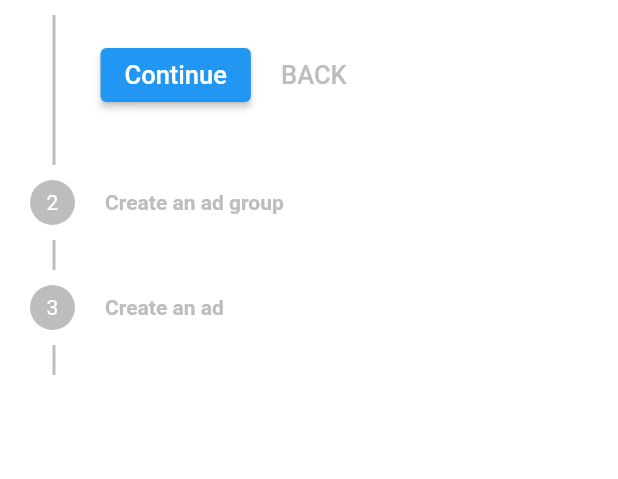
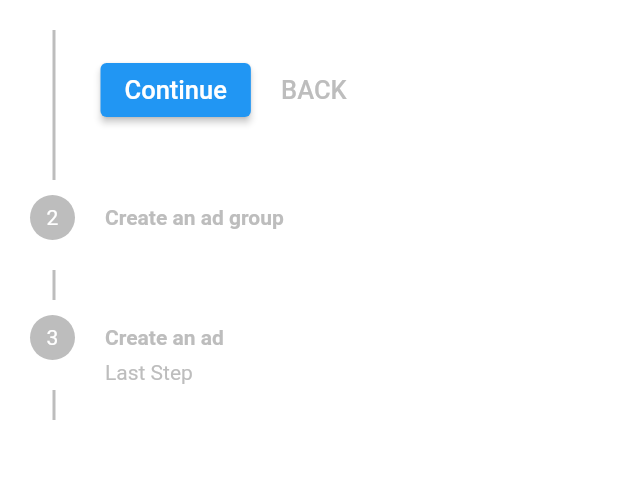
Before and after one commit to charlybongo/stepper, a Flutter app: the screen it shows after launch, on a phone screen of 412 x 824 dp, the part 90-569 px from its top. Run offline on Flutter 3.47's test engine with Material 2 defaults, Android fonts, the phone set to English and light mode, and no system bars.

Commit message:
added subtitle

```diff
--- a/lib/src/custom widgets/stepper_widgets.dart
+++ b/lib/src/custom widgets/stepper_widgets.dart
@@ -25,6 +25,7 @@ class StepperWidget extends StatelessWidget {
       width: double.infinity,
       child: Stack(children: [
         Column(
+          crossAxisAlignment: CrossAxisAlignment.start,
           children: [
             Row(children: [
               Container(
@@ -55,6 +56,15 @@ class StepperWidget extends StatelessWidget {
                     color: done || show ? Colors.black : Colors.grey.shade400),
               )
             ]),
+            index == 3
+                ? Padding(
+                    padding: const EdgeInsets.only(left: 50),
+                    child: Text(
+                      'Last Step',
+                      style: TextStyle(color: Colors.grey.shade400),
+                    ),
+                  )
+                : const SizedBox.shrink(),
           ],
         ),
         show
@@ -63,7 +73,7 @@ class StepperWidget extends StatelessWidget {
               )
             : const SizedBox.shrink(),
         Padding(
-          padding: const EdgeInsets.only(top: 40),
+          padding: const EdgeInsets.only(top: 50),
           child: SizedBox(
             width: double.infinity,
             child: Row(
```
